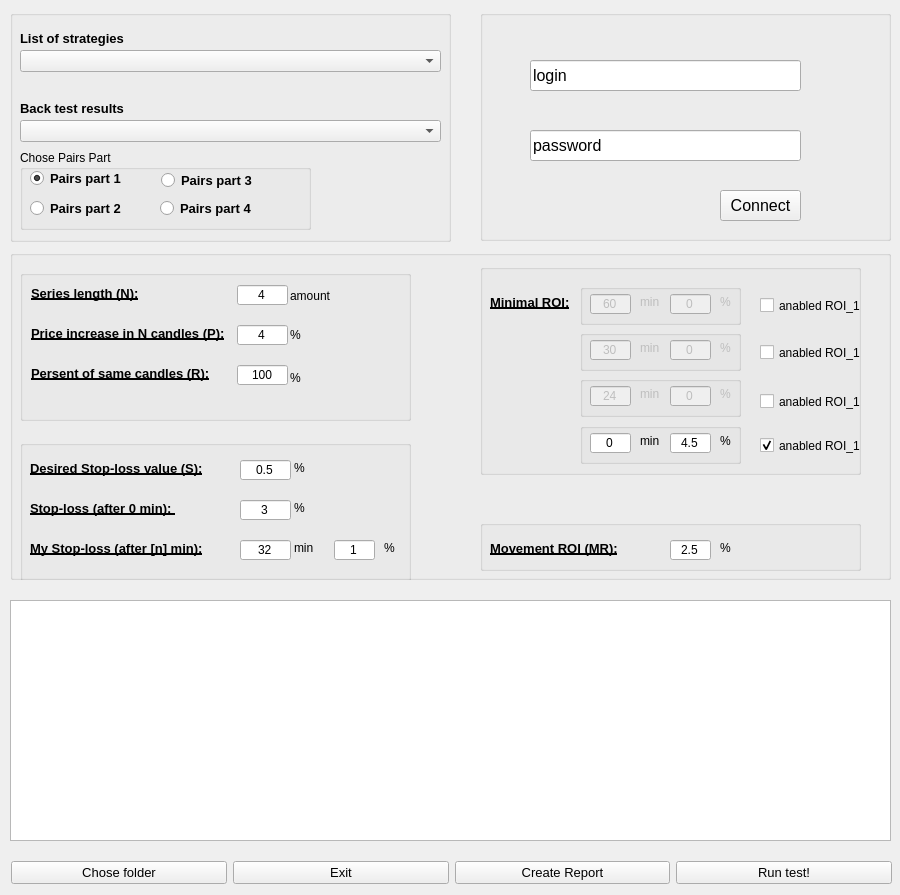
First picture: the form in design.ui, repository Murd1976/Crypto_UI, before the edit.
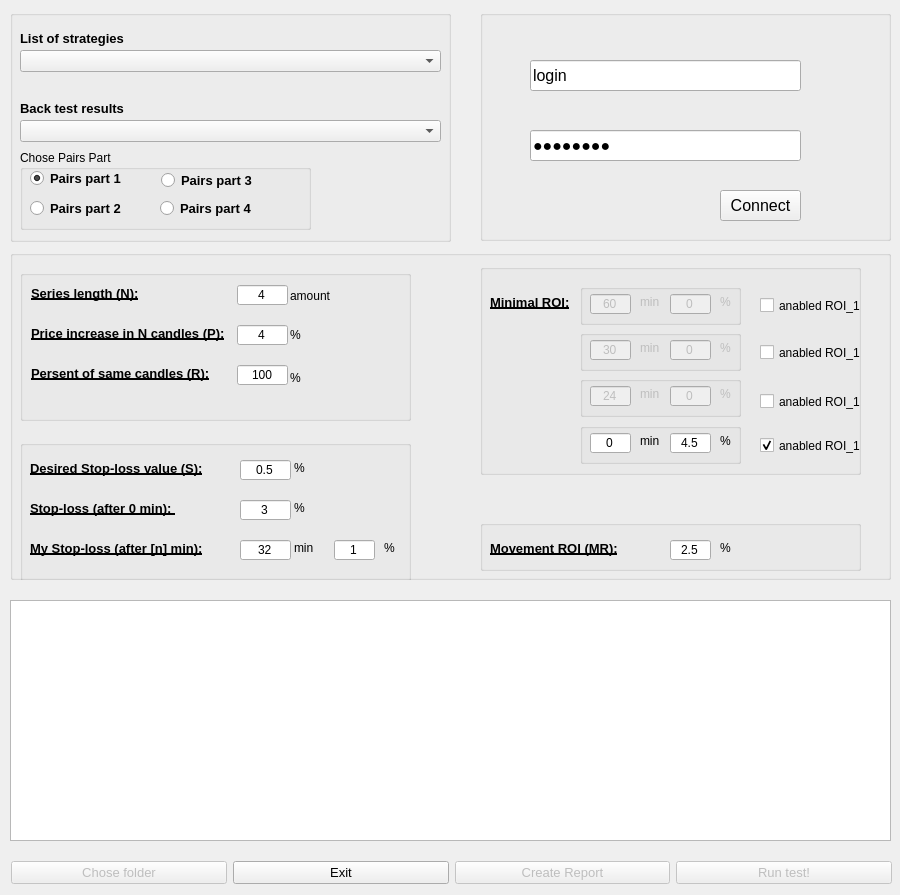
Second picture: the form after the edit.

What changed in the file:
```diff
--- a/design.ui
+++ b/design.ui
@@ -16,6 +16,18 @@
     <verstretch>0</verstretch>
    </sizepolicy>
   </property>
+  <property name="minimumSize">
+   <size>
+    <width>900</width>
+    <height>895</height>
+   </size>
+  </property>
+  <property name="maximumSize">
+   <size>
+    <width>900</width>
+    <height>895</height>
+   </size>
+  </property>
   <property name="windowTitle">
    <string>Trading Test</string>
   </property>
@@ -1132,6 +1144,9 @@
      <property name="text">
       <string>password</string>
      </property>
+     <property name="echoMode">
+      <enum>QLineEdit::Password</enum>
+     </property>
     </widget>
     <widget class="QPushButton" name="btnConnect">
      <property name="geometry">
@@ -1164,6 +1179,9 @@
     <layout class="QGridLayout" name="gridLayout">
      <item row="0" column="0">
       <widget class="QPushButton" name="btnBrose">
+       <property name="enabled">
+        <bool>false</bool>
+       </property>
        <property name="font">
         <font>
          <pointsize>10</pointsize>
@@ -1194,6 +1212,9 @@
      </item>
      <item row="0" column="2">
       <widget class="QPushButton" name="btnReport">
+       <property name="enabled">
+        <bool>false</bool>
+       </property>
        <property name="font">
         <font>
          <pointsize>10</pointsize>
@@ -1206,6 +1227,9 @@
      </item>
      <item row="0" column="3">
       <widget class="QPushButton" name="btnRunBT">
+       <property name="enabled">
+        <bool>false</bool>
+       </property>
        <property name="font">
         <font>
          <pointsize>10</pointsize>
```
Left out of the diff: 3 changed lines with no effect on the pictures.
